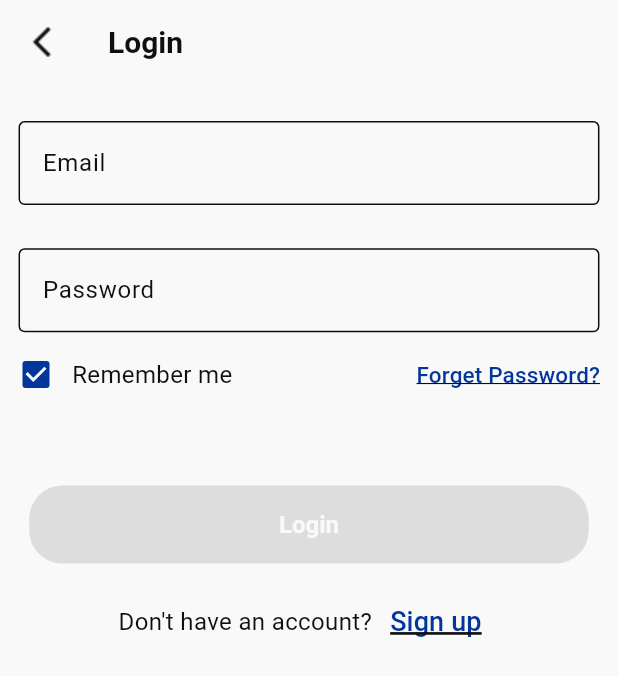
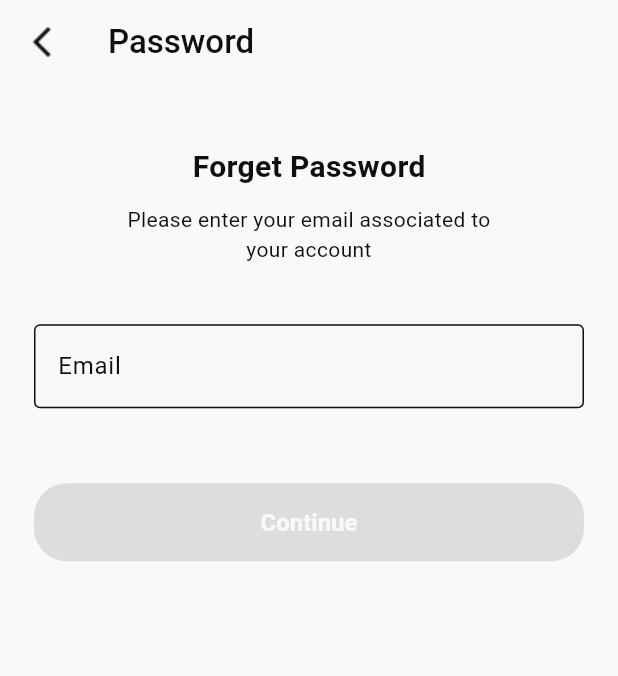
Before and after one commit to moyasser20/online_exam_app_elevate, a Flutter app: the LoginScreen screen opened by its route, after a tap on "Forget Password?", on a phone screen of 412 x 824 dp. Shown: the top 676 px of the screen. Run offline on Flutter 3.47's test engine with Material 3 defaults, Android fonts, the phone set to English and light mode, and no system bars; our stand-ins replace dio, flutter_bloc, flutter_otp_text_field, get_it, injectable, retrofit; generated files the repository leaves out were written again.

Commit message:
Finish the UI of ForgetPassword

```diff
--- /dev/null
+++ b/lib/Features/forgetPassword/presentation/views/screens/forgertPasswordScreen.dart
@@ -0,0 +1,104 @@
+import 'package:flutter/material.dart';
+import 'package:online_exam_app_elevate/core/constants/app_Strings.dart';
+import 'package:online_exam_app_elevate/core/extensions/extensions.dart';
+
+import '../../../../../core/Assets/app_assets.dart';
+import '../../../../../core/Widgets/Custome_Elevated_Button.dart';
+import '../../../../../core/Widgets/custom_text_field.dart';
+import '../../../../../core/extensions/validations.dart';
+import '../../../../../core/routes/app_routes.dart';
+import '../../../../../core/theme/app_colors.dart';
+
+class ForgetPasswordScreen extends StatefulWidget {
+  const ForgetPasswordScreen({super.key});
+
+  @override
+  State<ForgetPasswordScreen> createState() => _ForgetPasswordScreenState();
+}
+
+class _ForgetPasswordScreenState extends State<ForgetPasswordScreen> {
+  final GlobalKey<FormState> _formState = GlobalKey<FormState>();
+  final TextEditingController _emailController = TextEditingController();
+
+  bool isFormValid = false;
+
+  @override
+  void initState() {
+    super.initState();
+    _emailController.addListener(() {
+      final isValid = Validations.validateEmail(_emailController.text);
+      if (isFormValid != isValid) {
+        setState(() {
+          isFormValid = isValid;
+        });
+      }
+    });
+  }
+
+  @override
+  void dispose() {
+    _emailController.dispose();
+    super.dispose();
+  }
+
+  @override
+  Widget build(BuildContext context) {
+    return Scaffold(
+      appBar: AppBar(
+        leading: IconButton(
+          onPressed: () => Navigator.pop(context),
+          icon: Image.asset(AppAssets.ArrowIcon),
+        ),
+        title: Text(
+        AppStrings.password,
+          style: TextStyle(
+            color: AppColors.black,
+            fontWeight: FontWeight.w500,
+          ),
+        ),
+      ),
+      body: Form(
+        key: _formState,
+        child: Column(
+          mainAxisAlignment: MainAxisAlignment.start,
+          crossAxisAlignment: CrossAxisAlignment.center,
+          children: [
+            const Text(
+              AppStrings.ForgetPassword,
+              style: TextStyle(fontWeight: FontWeight.w600, fontSize: 20),
+            ),
+            const SizedBox(height: 10),
+            const Text(AppStrings.ForgetPasswordunderText, textAlign: TextAlign.center),
+            const SizedBox(height: 40),
+            CustomeTextFormField(
+              controller: _emailController,
+              validator: (value) {
+                if (value == null || value.isEmpty) {
+                  return AppStrings.requiredEmailErrorMessage;
+                }
+                if (!Validations.validateEmail(value)) {
+                  return AppStrings.validationEmailErrorMessage;
+                }
+                return null;
+              },
+              label: "Email",
+              hint: "Enter your email",
+            ),
+            const SizedBox(height: 50),
+            CustomeElevatedButton(
+              text: "Continue",
+              onPressed: isFormValid
+                  ? () {
+                if (_formState.currentState!.validate()) {
+                  Navigator.pushNamed(context, AppRoutes.emailVarification);
+                }
+              }
+                  : null,
+              color: isFormValid ? AppColors.blue : Colors.grey,
+            )
+          ],
+        ).setHorizontalAndVerticalPadding(context, 0.055, 0.05),
+      ),
+    );
+  }
+}
--- a/lib/Features/login/presentation/views/screens/login.dart
+++ b/lib/Features/login/presentation/views/screens/login.dart
@@ -125,7 +125,9 @@ class _loginScreenState extends State<LoginScreen> {
                         ],
                       ),
                       TextButton(
-                        onPressed: () {},
+                        onPressed: () {
+                          Navigator.of(context).pushReplacementNamed(AppRoutes.forgetPassword);
+                        },
                         child: const Text(
                           AppStrings.ForgetPasswordTextButton,
                           style: TextStyle(
--- a/lib/core/constants/app_strings.dart
+++ b/lib/core/constants/app_strings.dart
@@ -6,4 +6,15 @@ abstract class AppStrings {
   static const String ForgetPasswordTextButton = "Forget Password?";
   static const String DonthaveanaccountText = "Don't have an account?";
   static const String Signup = "Sign up";
+  static const String password = "Password";
+  static const String ForgetPassword = "Forget Password";
+  static const String ResetPassword = "Reset Password";
+  static const String ResetPasswordunderMsg = "Password must not be empty and must contain 6 characters with upper case letter and one number at least";
+  static const String requiredEmailErrorMessage = "Email is required";
+  static const String EmailVarficationScreen = "Email verification";
+  static const String EmailVarficationScreenUnderMsg = "Please enter your code that was sent to your\nemail address";
+  static const String validationEmailErrorMessage = "This Email is not valid";
+  static const String CodeErrorMsg = "Invalid code";
+  static const String CodeReciveMsgError = "Didn't receive code?";
+  static const String ForgetPasswordunderText = "Please enter your email associated to\nyour account";
 }
--- a/lib/core/routes/app_routes.dart
+++ b/lib/core/routes/app_routes.dart
@@ -3,4 +3,7 @@ abstract class AppRoutes {
   static const String login="/login";
   static const String SignUp="/SignUp";
   static const String profile="/profile";
+  static const String forgetPassword="/forgetPassword";
+  static const String emailVarification="/emailVarification";
+  static const String ResetPasswordScreen="/ResetPasswordScreen";
 }
--- a/lib/core/routes/routes.dart
+++ b/lib/core/routes/routes.dart
@@ -1,11 +1,27 @@
 import 'package:flutter/material.dart';
 import 'package:online_exam_app_elevate/Features/login/presentation/views/screens/login.dart';
+import 'package:online_exam_app_elevate/core/routes/app_routes.dart';
+
+import '../../Features/forgetPassword/presentation/views/screens/ResetPassword.dart';
+import '../../Features/forgetPassword/presentation/views/screens/email_varificationScreen.dart';
+import '../../Features/forgetPassword/presentation/views/screens/forgertPasswordScreen.dart';
 
 abstract class Routes {
-
-  static Route generateRoute(RouteSettings settings) {
+  static Route<dynamic> generateRoute(RouteSettings settings) {
     final url = Uri.parse(settings.name ?? "/");
 
-    return MaterialPageRoute(builder: (settings) => const LoginScreen() );
+    switch (url.path) {
+      case AppRoutes.login:
+        return MaterialPageRoute(builder: (context) => const LoginScreen());
+      case AppRoutes.forgetPassword:
+        return MaterialPageRoute(builder: (context) => const ForgetPasswordScreen());
+      case AppRoutes.emailVarification:
+        return MaterialPageRoute(builder: (context) => const EmailVerificationScreen());
+      case AppRoutes.ResetPasswordScreen:
+        return MaterialPageRoute(builder: (context) => const ResetPasswordScreen());
+
+      default:
+        return MaterialPageRoute(builder: (context) => const LoginScreen());
+    }
   }
 }
--- a/pubspec.yaml
+++ b/pubspec.yaml
@@ -30,6 +30,7 @@ environment:
 dependencies:
   flutter:
     sdk: flutter
+  flutter_otp_text_field:
   injectable:
   get_it:
   dio:
@@ -42,6 +43,8 @@ dependencies:
   # Use with the CupertinoIcons class for iOS style icons.
   cupertino_icons: ^1.0.8
   flutter_localizations:
+
+
     sdk: flutter
   intl: any
 
@@ -59,6 +62,7 @@ dev_dependencies:
   build_runner:
   retrofit_generator: ^9.6.0
   json_serializable: ^6.9.5
+
 
 # For information on the generic Dart part of this file, see the
 # following page: https://dart.dev/tools/pub/pubspec
```
Also changed, not shown: lib/Features/forgetPassword/presentation/views/screens/ResetPassword.dart (added, +83 -0 lines), lib/Features/forgetPassword/presentation/views/screens/email_varificationScreen.dart (added, +112 -0 lines), pubspec.lock.
